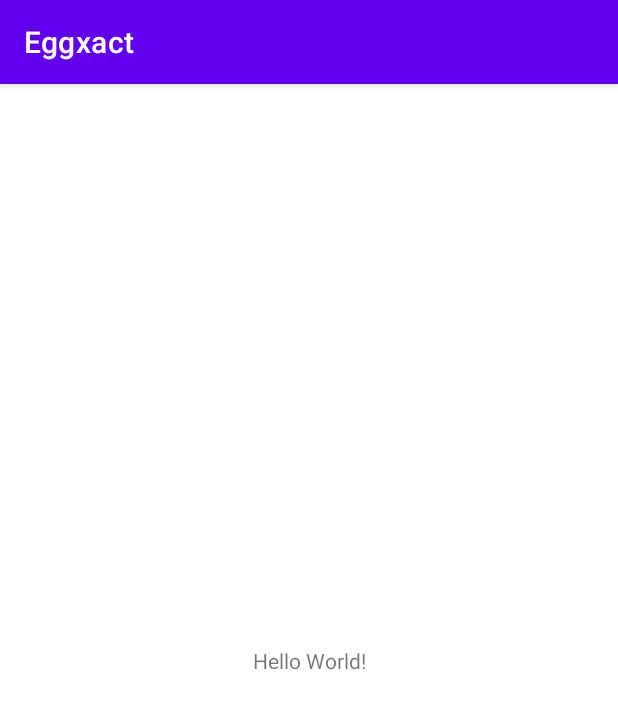
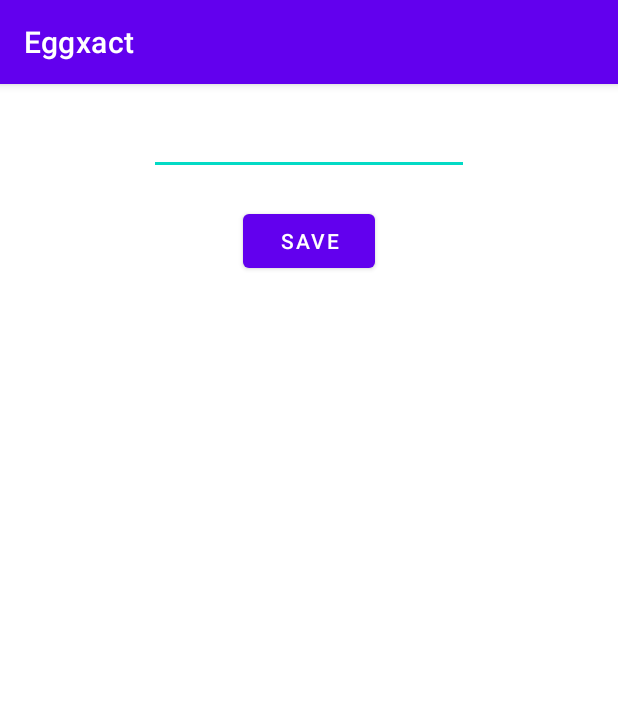
Before and after one commit to salehkai999/Eggxact, an Android app: the screen it shows after launch (MainActivity), on a phone screen of 412 x 824 dp. Shown: the top 709 px of the screen. Run offline under Robolectric (Android 15) with nearby library versions, the phone set to English and light mode, and no system bars; our stand-ins replace Firebase (no records; nobody signed in at launch, a user with empty details on screens opened directly).

Commit message:
Added firebase and firebase realtime db integration, added a dummy function to test the firebase connections to write/read values.!

```diff
--- a/app/build.gradle
+++ b/app/build.gradle
@@ -28,10 +28,15 @@
     }
 }
 
+apply plugin: 'com.google.gms.google-services'
+
 dependencies {
 
+    implementation platform('com.google.firebase:firebase-bom:27.1.0')
+    implementation 'com.google.firebase:firebase-analytics'
     implementation 'androidx.appcompat:appcompat:1.2.0'
     implementation 'com.google.android.material:material:1.2.1'
+    implementation 'com.google.firebase:firebase-database'
     implementation 'androidx.constraintlayout:constraintlayout:2.0.4'
     testImplementation 'junit:junit:4.+'
     androidTestImplementation 'androidx.test.ext:junit:1.1.2'
--- a/app/src/main/java/com/se491/eggxact/MainActivity.java
+++ b/app/src/main/java/com/se491/eggxact/MainActivity.java
@@ -1,14 +1,79 @@
 package com.se491.eggxact;
 
+import androidx.annotation.NonNull;
 import androidx.appcompat.app.AppCompatActivity;
 
 import android.os.Bundle;
+import android.util.Log;
+import android.view.View;
+import android.widget.Button;
+import android.widget.EditText;
+import android.widget.TextView;
+import android.widget.Toast;
+
+import com.google.android.gms.tasks.OnCompleteListener;
+import com.google.android.gms.tasks.Task;
+import com.google.firebase.database.DataSnapshot;
+import com.google.firebase.database.DatabaseError;
+import com.google.firebase.database.DatabaseReference;
+import com.google.firebase.database.FirebaseDatabase;
+import com.google.firebase.database.ValueEventListener;
 
 public class MainActivity extends AppCompatActivity {
+
+    private static final String TAG = "MainActivity";
+    EditText nameTxt;
+    TextView dataTxt;
+    Button testBtn;
 
     @Override
     protected void onCreate(Bundle savedInstanceState) {
         super.onCreate(savedInstanceState);
         setContentView(R.layout.activity_main);
+        nameTxt = findViewById(R.id.nameTxt);
+        testBtn = findViewById(R.id.testBtn);
+        dataTxt = findViewById(R.id.dataTxt);
+        /* another way to implement buttons is .setOnClickListener or via the layout designer.
+        * Keep in mind the method should be like this methodName(View v){ } when using the designer.
+        * */
+        testBtn.setOnClickListener(new View.OnClickListener() {
+            @Override
+            public void onClick(View v) {
+                firebaseTestCall();
+            }
+        });
+
+
     }
+
+    private void firebaseTestCall(){
+        FirebaseDatabase db = FirebaseDatabase.getInstance(); // getting a firebase instance.
+        DatabaseReference dbRef = db.getReference("Tests"); // reference to the db in this case called test
+        /*
+        * We aren't yet adding children so the db only holds 1 value for now.
+        * */
+        dbRef.setValue(nameTxt.getText().toString().trim()).addOnCompleteListener(new OnCompleteListener<Void>() {
+            @Override // onCompleteListeners are optional but can be helpful
+            public void onComplete(@NonNull Task<Void> task) {
+                Toast.makeText(MainActivity.this, "SAVED To Firebase!!", Toast.LENGTH_SHORT).show();
+            }
+        }); // saving values to the db
+        nameTxt.setText("");
+        // reading from the DB!
+        dbRef.addValueEventListener(new ValueEventListener() {
+            @Override
+            public void onDataChange(DataSnapshot dataSnapshot) { // basically firebase has a realtime db which means whenever the data changes this gets triggered.!
+                String value = dataSnapshot.getValue(String.class);
+                dataTxt.setText(value);
+                Log.d(TAG, "Data: " + value);
+            }
+
+            @Override
+            public void onCancelled(DatabaseError error) {
+                Log.w(TAG, "Failure: ", error.toException());
+            }
+        });
+
+    }
+
 }
--- a/app/src/main/res/layout/activity_main.xml
+++ b/app/src/main/res/layout/activity_main.xml
@@ -6,13 +6,35 @@
     android:layout_height="match_parent"
     tools:context=".MainActivity">
 
-    <TextView
+    <EditText
+        android:id="@+id/nameTxt"
         android:layout_width="wrap_content"
         android:layout_height="wrap_content"
-        android:text="Hello World!"
-        app:layout_constraintBottom_toBottomOf="parent"
-        app:layout_constraintLeft_toLeftOf="parent"
-        app:layout_constraintRight_toRightOf="parent"
+        android:layout_marginTop="15dp"
+        android:ems="10"
+        android:inputType="textPersonName"
+        app:layout_constraintEnd_toEndOf="parent"
+        app:layout_constraintStart_toStartOf="parent"
         app:layout_constraintTop_toTopOf="parent" />
 
+    <Button
+        android:id="@+id/testBtn"
+        android:layout_width="wrap_content"
+        android:layout_height="wrap_content"
+        android:layout_marginTop="20dp"
+        android:text="Save"
+        app:layout_constraintEnd_toEndOf="parent"
+        app:layout_constraintStart_toStartOf="parent"
+        app:layout_constraintTop_toBottomOf="@+id/nameTxt" />
+
+    <TextView
+        android:id="@+id/dataTxt"
+        android:layout_width="wrap_content"
+        android:layout_height="wrap_content"
+        android:layout_marginTop="30dp"
+        android:textSize="30sp"
+        android:textStyle="bold"
+        app:layout_constraintEnd_toEndOf="@+id/nameTxt"
+        app:layout_constraintStart_toStartOf="@+id/nameTxt"
+        app:layout_constraintTop_toBottomOf="@+id/testBtn" />
 </androidx.constraintlayout.widget.ConstraintLayout>
--- a/build.gradle
+++ b/build.gradle
@@ -6,7 +6,7 @@
     }
     dependencies {
         classpath "com.android.tools.build:gradle:4.1.3"
-
+        classpath 'com.google.gms:google-services:4.3.5'
         // NOTE: Do not place your application dependencies here; they belong
         // in the individual module build.gradle files
     }
```
Also changed, not shown: 1 other file.
